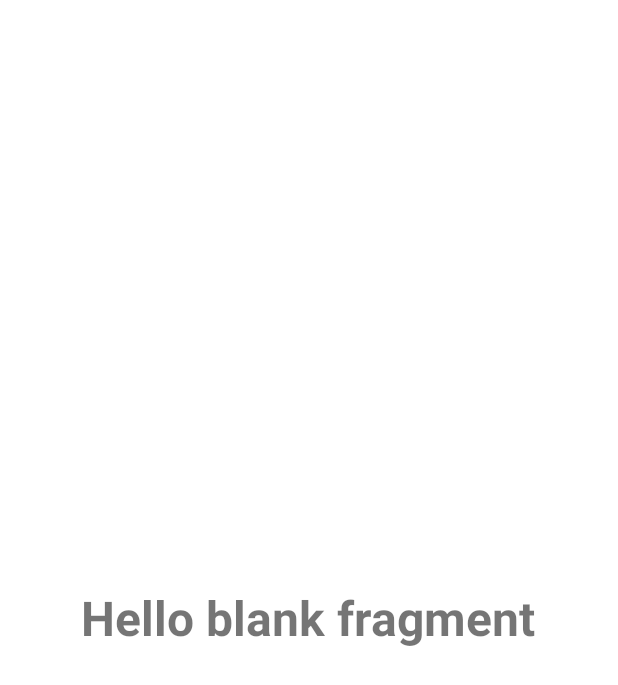
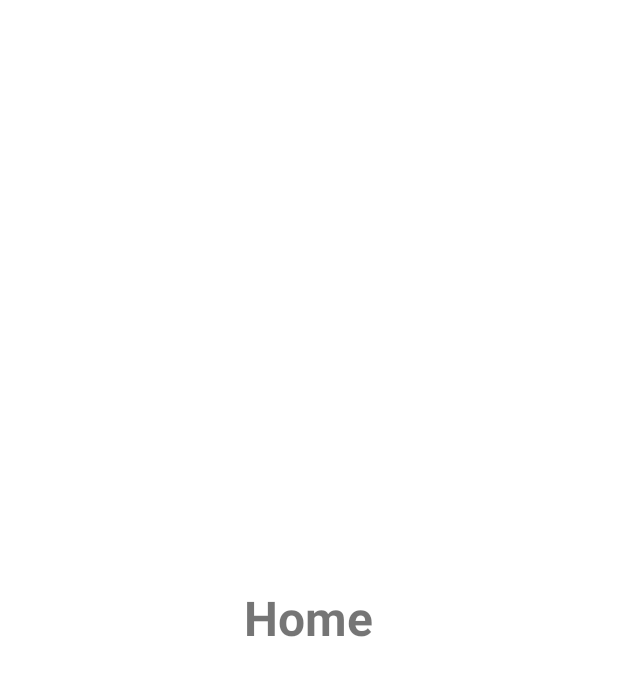
Before and after one commit to Passant-Hatem/OnBoardingScreen, an Android app: the HomeFragment screen opened through its navigation route, on a phone screen of 412 x 824 dp. Shown: the top 685 px of the screen. Run offline under Robolectric (Android 15) with nearby library versions, the phone set to English and light mode, and no system bars; 1 statement that could not run was skipped.

Commit message:
initial commit

```diff
--- a/app/src/main/res/layout/fragment_home.xml
+++ b/app/src/main/res/layout/fragment_home.xml
@@ -11,6 +11,6 @@
         android:layout_gravity="center_horizontal|center_vertical"
         android:textSize="32sp"
         android:textStyle="bold"
-        android:text="@string/hello_blank_fragment" />
+        android:text="Home" />
 
 </FrameLayout>
```
